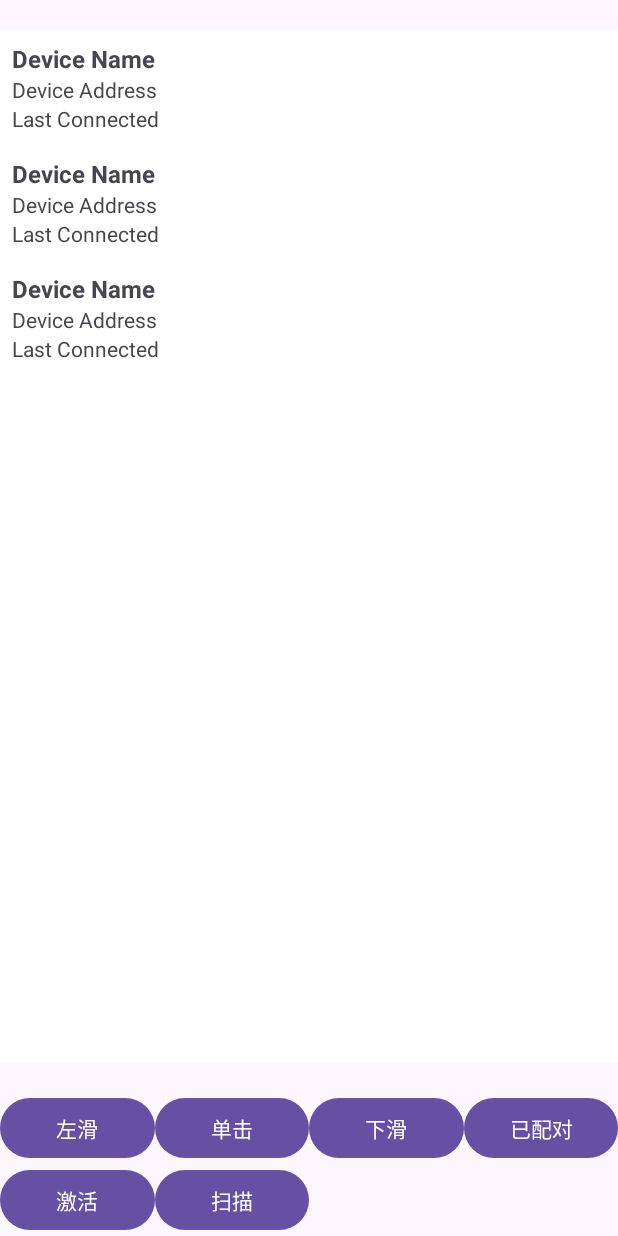
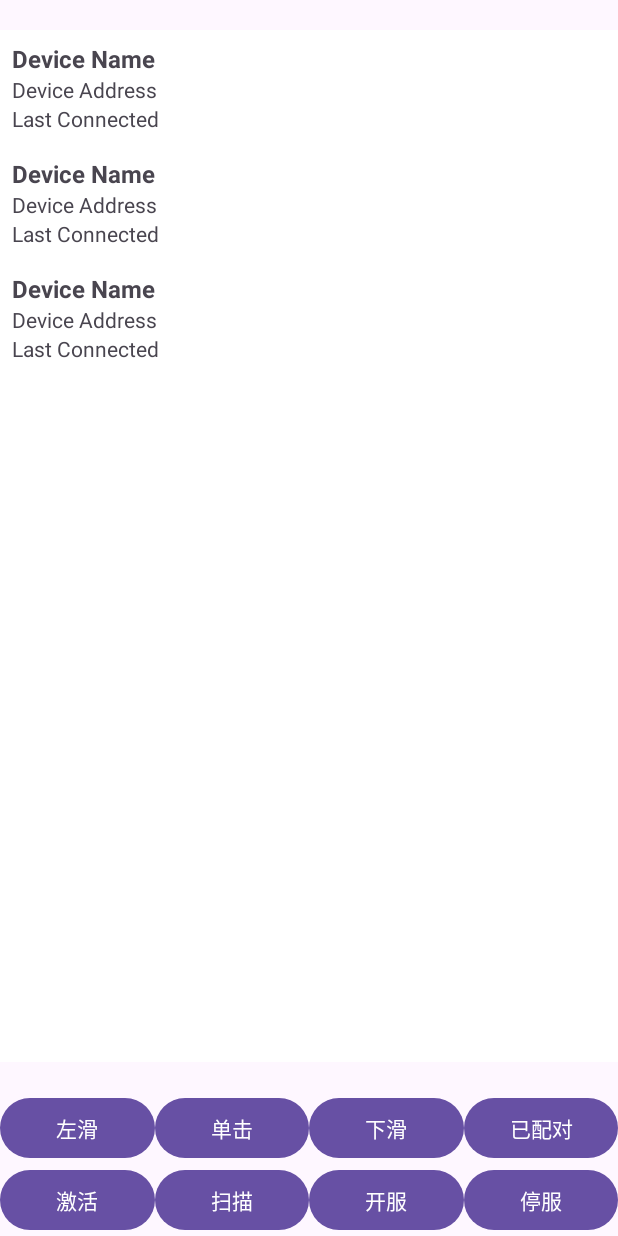
Before and after one commit to ajfkdk/AndroidMouseSimulator, an Android app: the layout activity_main.xml on its own in the app's theme, with its tools: preview values and no code run, on a phone screen of 412 x 824 dp. Run offline under Robolectric (Android 15) with nearby library versions, the phone set to English and light mode, and no system bars.

Commit message:
完成第一版基础功能

```diff
--- a/app/src/main/java/com/tencent/blue/viewclass/DeviceListAdapter.java
+++ b/app/src/main/java/com/tencent/blue/viewclass/DeviceListAdapter.java
@@ -29,9 +29,7 @@ public class DeviceListAdapter extends RecyclerView.Adapter<DeviceListAdapter.De
 
     public void connectToDevice(int position) {
         HostDevice device = devices.get(position);
-        Log.d(TAG, "connectToDevice address: " + device.getAddress());
-        Log.d(TAG, "connectToDevice name: " + device.getName());
-        blueConnectManager.activeConnect(device.getName());
+        blueConnectManager.activeConnect(device.getAddress());
     }
 
     static class DeviceViewHolder extends RecyclerView.ViewHolder implements View.OnClickListener {
--- a/app/src/main/res/layout/activity_main.xml
+++ b/app/src/main/res/layout/activity_main.xml
@@ -71,5 +71,19 @@
             android:layout_height="wrap_content"
             android:layout_columnWeight="1"
             android:text="扫描" />
+<!--        接收服务的功能     -->
+        <Button
+            android:id="@+id/startService"
+            android:layout_width="0dp"
+            android:layout_height="wrap_content"
+            android:layout_columnWeight="1"
+            android:text="开服" />
+
+        <Button
+            android:id="@+id/stopService"
+            android:layout_width="0dp"
+            android:layout_height="wrap_content"
+            android:layout_columnWeight="1"
+            android:text="停服" />
     </GridLayout>
 </androidx.constraintlayout.widget.ConstraintLayout>
```
Also changed, not shown: app/src/main/java/com/tencent/blue/MainActivity.java (+4 -5 lines), app/src/main/java/com/tencent/blue/manager/NewBlueConnectManager.java (+8 -12 lines), app/src/main/java/com/tencent/blue/storage/DeviceStorage.java (+9 -0 lines).
